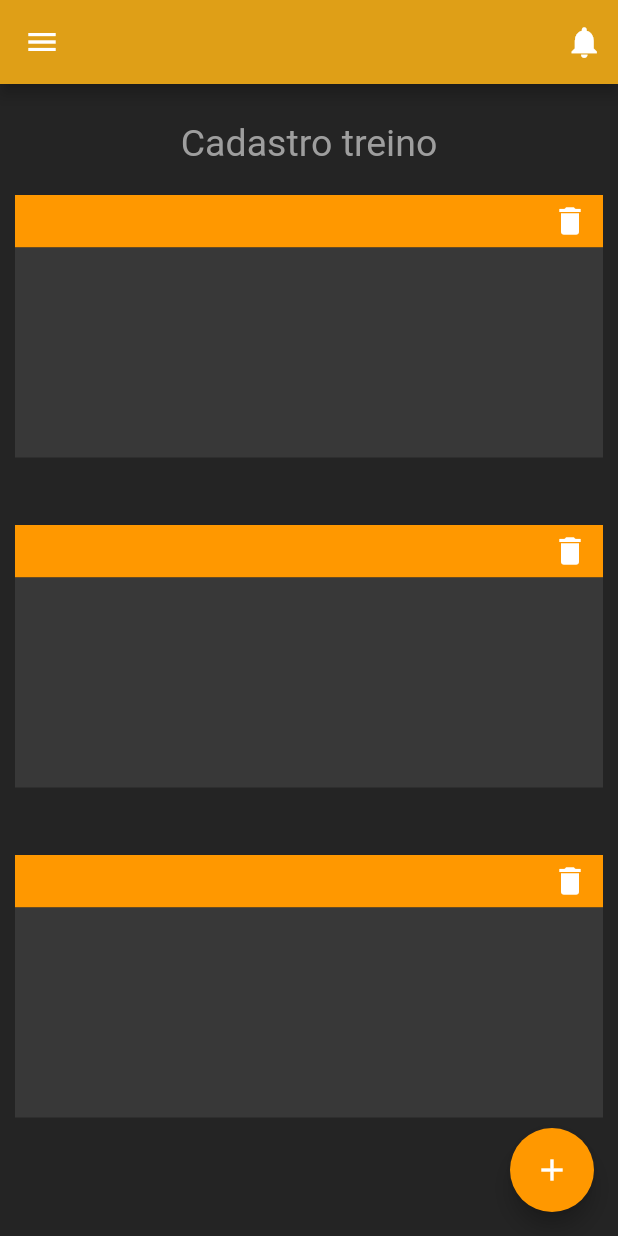
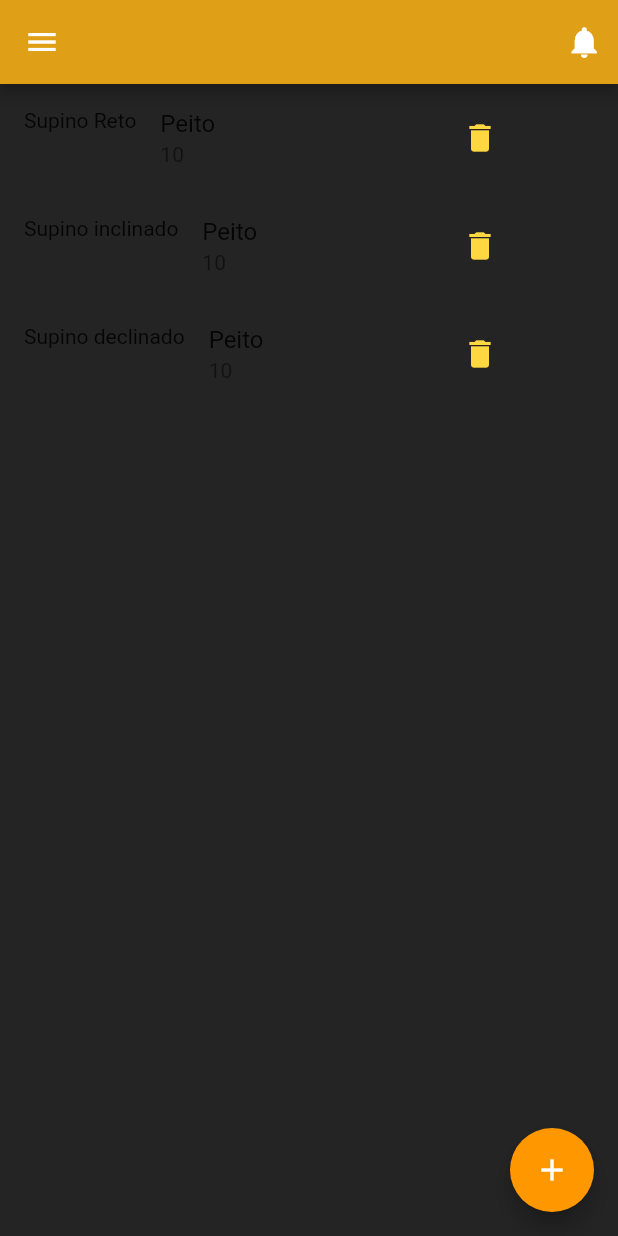
Before and after one commit to vitorhcoelho/Gym-Rats, a Flutter app: the screen it shows after launch, on a phone screen of 412 x 824 dp. Run offline on Flutter 3.47's test engine with Material 2 defaults, Android fonts, the phone set to English and light mode, and no system bars.

Commit message:
Implementando back-end

```diff
--- /dev/null
+++ b/lib/data/data_training.dart
@@ -0,0 +1,28 @@
+import 'package:gym_rats/models/treinosModel.dart';
+
+const DUMMY_TRAINING = {
+  '1': const Treino(
+    idTreino: '1',
+    nome: 'Supino Reto',
+    grupoMuscular: 'Peito',
+    repeticoes: 10,
+    series: 3,
+    descanso: 30,
+  ),
+  '2': const Treino(
+    idTreino: '2',
+    nome: 'Supino inclinado',
+    grupoMuscular: 'Peito',
+    repeticoes: 10,
+    series: 3,
+    descanso: 30,
+  ),
+  '3': const Treino(
+    idTreino: '3',
+    nome: 'Supino declinado',
+    grupoMuscular: 'Peito',
+    repeticoes: 10,
+    series: 3,
+    descanso: 30,
+  ),
+};
--- a/lib/main.dart
+++ b/lib/main.dart
@@ -2,6 +2,9 @@ import 'package:flutter/material.dart';
 import 'package:gym_rats/modules/home/view/home_page.dart';
 import 'package:gym_rats/modules/login/view/login_page.dart';
 import 'package:gym_rats/modules/training/view/new_training.dart';
+import 'package:gym_rats/modules/training/view/training_form.dart';
+import 'package:gym_rats/providers/trainings.dart';
+import 'package:provider/provider.dart';
 import 'modules/sign_up/view/sign_up_page.dart';
 
 void main() {
@@ -30,15 +33,23 @@ class MyHomePage extends StatefulWidget {
 class _MyHomePageState extends State<MyHomePage> {
   @override
   Widget build(BuildContext context) {
-    return MaterialApp(
+    return MultiProvider(
+      providers: [
+        ChangeNotifierProvider(
+          create: (ctx) => Trainings(),
+        )
+      ],
+      child: MaterialApp(
         initialRoute: '/newtraining',
         routes: {
           // ignore: missing_required_param
           '/login': (context) => LoginPage(),
           '/signin': (context) => SigninPage(),
           '/newtraining': (context) => NewTrainingPage(),
+          '/training_form': (context) => Training_form(),
           '/': (context) => HomePage(),
         },
+      ),
     );
   }
 }
--- a/lib/models/treinosModel.dart
+++ b/lib/models/treinosModel.dart
@@ -1,26 +1,27 @@
+import 'package:flutter/cupertino.dart';
+
 class Treino {
-  String grupoMuscular;
-  int repeticoes;
-  int series;
-  int descanso;
+  final String idTreino;
+  final String nome;
+  final String grupoMuscular;
+  final int repeticoes;
+  final int series;
+  final int descanso;
 
-  Treino({String grupoMuscular, int repeticoes, int series, int descanso}) {
-    this.grupoMuscular = grupoMuscular;
-    this.repeticoes = repeticoes;
-    this.series = series;
-    this.descanso = descanso;
-  }
-
-  Treino.fromJson(Map<String, dynamic> dados) {
-    grupoMuscular = dados['grupoMuscular'];
-    repeticoes = dados['repeticoes'];
-    series = dados['series'];
-    descanso = dados['descanso'];
-  }
+  const Treino({
+    this.idTreino,
+    @required this.nome,
+    @required this.grupoMuscular,
+    @required this.repeticoes,
+    @required this.series,
+    @required this.descanso,
+  });
 
   // ignore: missing_return
   Map<String, dynamic> toJson() {
     final Map<String, dynamic> dados = new Map<String, dynamic>();
+    dados['idTreino'] = this.idTreino;
+    dados['nome'] = this.nome;
     dados['grupoMuscular'] = this.grupoMuscular;
     dados['repeticoes'] = this.repeticoes;
     dados['series'] = this.series;
--- a/lib/modules/training/view/new_training.dart
+++ b/lib/modules/training/view/new_training.dart
@@ -1,6 +1,8 @@
 import 'package:flutter/material.dart';
 import 'package:gym_rats/modules/drawer/components/sideMenuDrawer.dart';
-import 'package:gym_rats/modules/training/components/box_training.dart';
+import 'package:gym_rats/modules/training/view/training_tile.dart';
+import 'package:gym_rats/providers/trainings.dart';
+import 'package:provider/provider.dart';
 
 class NewTrainingPage extends StatefulWidget {
   @override
@@ -15,12 +17,13 @@ class _NewTrainingPageState extends State<NewTrainingPage> {
 
   @override
   Widget build(BuildContext context) {
+    final Trainings treinos = Provider.of(context);
     return Scaffold(
       drawerScrimColor: Colors.transparent,
       drawer: SideMenuDrawer(),
       backgroundColor: Color(0xFF242424),
       appBar: AppBar(
-        actions: [
+        actions: <Widget>[
           Padding(
             padding: EdgeInsets.only(right: 10),
             child: Icon(
@@ -34,28 +37,13 @@ class _NewTrainingPageState extends State<NewTrainingPage> {
           decoration: BoxDecoration(color: Color(0xFFDF9F17)),
         ),
       ),
-      body: Stack(
-        children: <Widget>[
-          ListView(
-            children: <Widget>[
-              Padding(
-                padding: EdgeInsets.only(top: 25),
-                child: Center(
-                  child: Text(
-                    "Cadastro treino",
-                    style: TextStyle(color: Colors.grey, fontSize: 25),
-                  ),
-                ),
-              ),
-              BoxTraining(),
-              BoxTraining(),
-              BoxTraining(),
-            ],
-          ),
-        ],
-      ),
+      body: ListView.builder(
+          itemCount: treinos.count,
+          itemBuilder: (ctx, i) => TreinoTile(treinos.byIndex(i))),
       floatingActionButton: FloatingActionButton(
-        onPressed: () {},
+        onPressed: () {
+          Navigator.of(context).pushNamed('/training_form');
+        },
         child: Icon(Icons.add),
         backgroundColor: Colors.orange,
       ),
--- /dev/null
+++ b/lib/modules/training/view/training_tile.dart
@@ -0,0 +1,55 @@
+import 'package:flutter/material.dart';
+import 'package:gym_rats/models/treinosModel.dart';
+import 'package:gym_rats/providers/trainings.dart';
+import 'package:provider/provider.dart';
+
+class TreinoTile extends StatelessWidget {
+  final Treino treino;
+
+  const TreinoTile(this.treino);
+
+  @override
+  Widget build(BuildContext context) {
+    return ListTile(
+      leading: Text(treino.nome),
+      title: Text(treino.grupoMuscular),
+      subtitle: Text(treino.repeticoes.toString()),
+      trailing: Container(
+        width: 100,
+        child: Row(
+          children: <Widget>[
+            IconButton(
+              icon: Icon(Icons.delete),
+              color: Colors.amberAccent,
+              onPressed: () {
+                showDialog(
+                    context: context,
+                    builder: (ctx) => AlertDialog(
+                          title: Text('Excluir Treino'),
+                          content:
+                              Text('Tem certeza que deseja excluir o treino?'),
+                          actions: <Widget>[
+                            MaterialButton(
+                              child: Text('Não'),
+                              onPressed: () {
+                                Navigator.of(ctx).pop();
+                              },
+                            ),
+                            MaterialButton(
+                              child: Text('Sim'),
+                              onPressed: () {
+                                Provider.of<Trainings>(context, listen: false)
+                                    .remove(treino);
+                                Navigator.of(ctx).pop();
+                              },
+                            ),
+                          ],
+                        ));
+              },
+            ),
+          ],
+        ),
+      ),
+    );
+  }
+}
--- a/pubspec.yaml
+++ b/pubspec.yaml
@@ -23,6 +23,7 @@ environment:
 dependencies:
   flutter:
     sdk: flutter
+  provider:
 
 
 
@@ -30,6 +31,7 @@ dependencies:
   # Use with the CupertinoIcons class for iOS style icons.
   cupertino_icons: ^1.0.0
   http: ^0.12.2
+
 
 dev_dependencies:
   flutter_test:
```
Also changed, not shown: lib/modules/training/view/training_form.dart (added, +69 -0 lines), lib/providers/trainings.dart (added, +64 -0 lines), pubspec.lock. Lines whose indentation alone changed are shown as unchanged.
